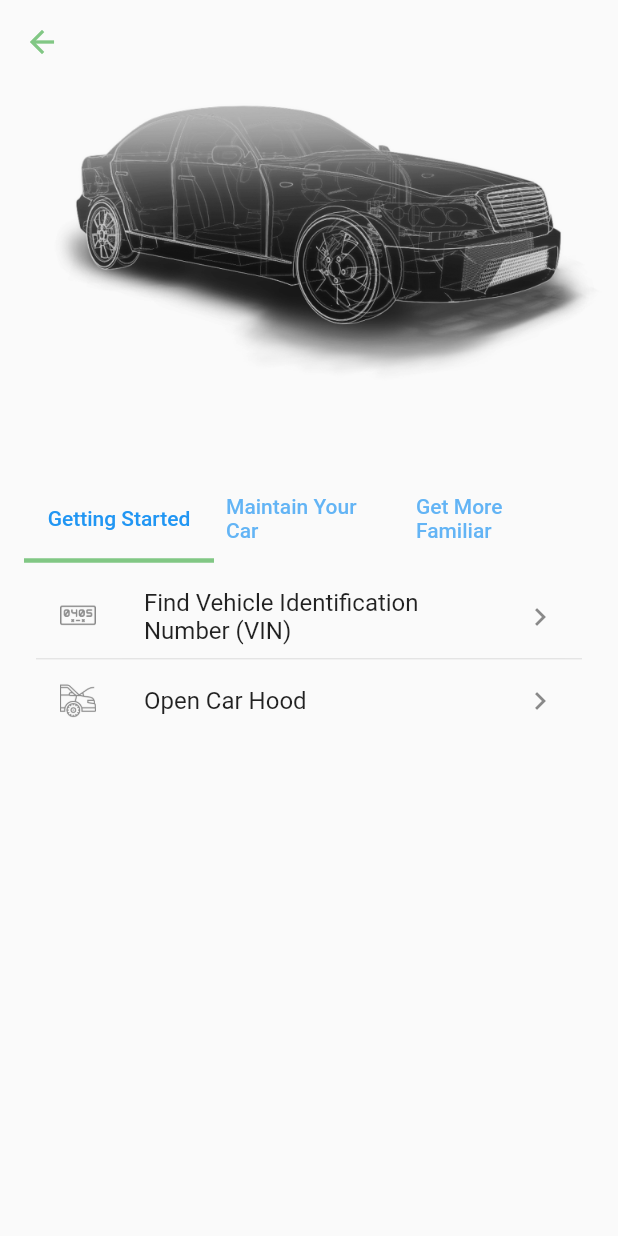
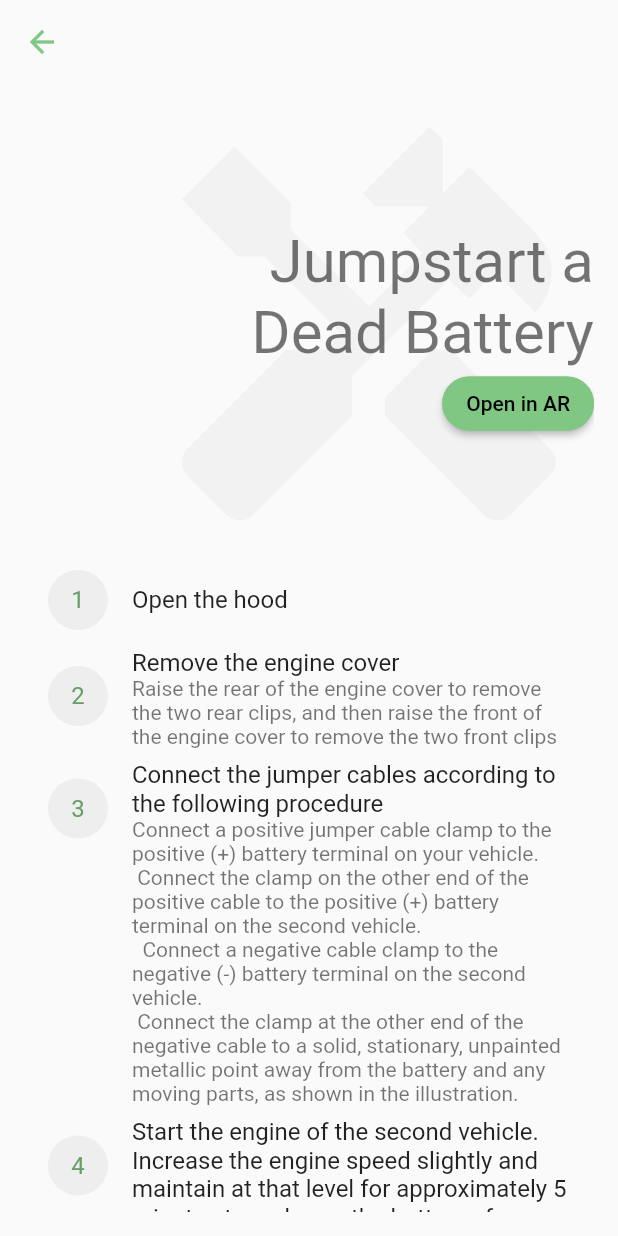
Before and after one commit to SteevenAlbert/Arabeitak-Native-Android, a Flutter app: the MaintenaceProceduresPage screen opened by its route, after a tap on "Find Vehicle Identification Number (VIN)", on a phone screen of 412 x 824 dp. Run offline on Flutter 3.47's test engine with Material 2 defaults, Android fonts, the light colour scheme and no system bars; drawn by our look-alikes of contained_tab_bar_view; our stand-ins replace badges, card_swiper, flutter_translate, go_router, introduction_screen; missing offline and left inert: authorization_header, dart:ffi, dartpy, responsive_grid_list.

Commit message:
Instructions page (tbc)

```diff
--- /dev/null
+++ b/arabeitak_flutter_ui/lib/presentation/instructions_page/instructions_page.dart
@@ -0,0 +1,79 @@
+import 'package:arabeitak_flutter_ui/utils/utils.dart';
+import 'package:flutter/material.dart';
+
+class InstructionsPage extends StatelessWidget {
+  const InstructionsPage({super.key});
+
+  @override
+  Widget build(BuildContext context) {
+    return Scaffold(
+      appBar: buildAppBar(context: context),
+      body: Padding(
+        padding: const EdgeInsets.all(16.0),
+        child: ListView(
+          children: [
+            Stack(alignment: Alignment.centerRight, children: [
+              Icon(Icons.handyman,
+                  color: Theme.of(context).disabledColor.withOpacity(0.03),
+                  size: 300),
+              SizedBox(
+                width: 250,
+                child: Column(
+                  crossAxisAlignment: CrossAxisAlignment.end,
+                  children: [
+                    Text(
+                      textAlign: TextAlign.end,
+                      "Jumpstart a Dead Battery",
+                      style: Theme.of(context).textTheme.headlineLarge,
+                    ),
+                    ElevatedButton(
+                      onPressed: () {},
+                      style: ElevatedButton.styleFrom(
+                            side: BorderSide(color:  Theme.of(context).primaryColor),
+                            shape: const StadiumBorder()),
+                      child: const Text("Open in AR"),
+                    )
+                  ],
+                ),
+              ),
+            ]),
+            ListTile(
+              leading: CircleAvatar(
+                backgroundColor: Theme.of(context).cardTheme.color,
+                child: const Text("1"),
+              ),
+              title: const Text("Open the hood"),
+            ),
+            ListTile(
+              leading: CircleAvatar(
+                backgroundColor: Theme.of(context).cardTheme.color,
+                child: const Text("2"),
+              ),
+              title: const Text("Remove the engine cover"),
+              subtitle: const Text(
+                  "Raise the rear of the engine cover to remove the two rear clips, and then raise the front of the engine cover to remove the two front clips"),
+            ),
+            ListTile(
+              leading: CircleAvatar(
+                backgroundColor: Theme.of(context).cardTheme.color,
+                child: const Text("3"),
+              ),
+              title: const Text(
+                  "Connect the jumper cables according to the following procedure"),
+              subtitle: const Text(
+                  "Connect a positive jumper cable clamp to the positive (+) battery terminal on your vehicle. \n Connect the clamp on the other end of the positive cable to the positive (+) battery terminal on the second vehicle. \n  Connect a negative cable clamp to the negative (-) battery terminal on the second vehicle. \n Connect the clamp at the other end of the negative cable to a solid, stationary, unpainted metallic point away from the battery and any moving parts, as shown in the illustration."),
+            ),
+            ListTile(
+              leading: CircleAvatar(
+                backgroundColor: Theme.of(context).cardTheme.color,
+                child: const Text("4"),
+              ),
+              title: const Text(
+                  "Start the engine of the second vehicle. Increase the engine speed slightly and maintain at that level for approximately 5 minutes to recharge the battery of your vehicle."),
+            )
+          ],
+        ),
+      ),
+    );
+  }
+}
--- a/arabeitak_flutter_ui/lib/presentation/procedures_page/custom_list_tile.dart
+++ b/arabeitak_flutter_ui/lib/presentation/procedures_page/custom_list_tile.dart
@@ -1,5 +1,5 @@
-import 'package:arabeitak_flutter_ui/main.dart';
 import 'package:flutter/material.dart';
+import 'package:go_router/go_router.dart';
 
 class CustomListTile extends StatelessWidget {
   final String text, icon, path;
@@ -9,7 +9,7 @@ class CustomListTile extends StatelessWidget {
   @override
   Widget build(BuildContext context) {
     return ListTile(
-      onTap: () => navigateToPage(path),
+      onTap: () => context.go('/instructions_page'),
       leading: ImageIcon(
         AssetImage("assets/icons/$icon.png"),
       ),
--- a/arabeitak_flutter_ui/lib/router.dart
+++ b/arabeitak_flutter_ui/lib/router.dart
@@ -1,6 +1,7 @@
 import 'package:arabeitak_flutter_ui/presentation/all_cars_page/all_cars_page.dart';
 import 'package:arabeitak_flutter_ui/presentation/ar_list.dart';
 import 'package:arabeitak_flutter_ui/presentation/home_page/home_page.dart';
+import 'package:arabeitak_flutter_ui/presentation/instructions_page/instructions_page.dart';
 import 'package:arabeitak_flutter_ui/presentation/introduction_page/introduction_page.dart';
 import 'package:arabeitak_flutter_ui/presentation/my_car_page/my_car_page.dart';
 import 'package:arabeitak_flutter_ui/presentation/owned_cars.dart';
@@ -43,6 +44,12 @@ class MyRouter {
               return const AllCarsPage();
             },
           ),
+          GoRoute(
+            path: 'instructions_page',
+            builder: (BuildContext context, GoRouterState state) {
+              return const InstructionsPage();
+            },
+          ),
 
           // Old paths
           GoRoute(
```
